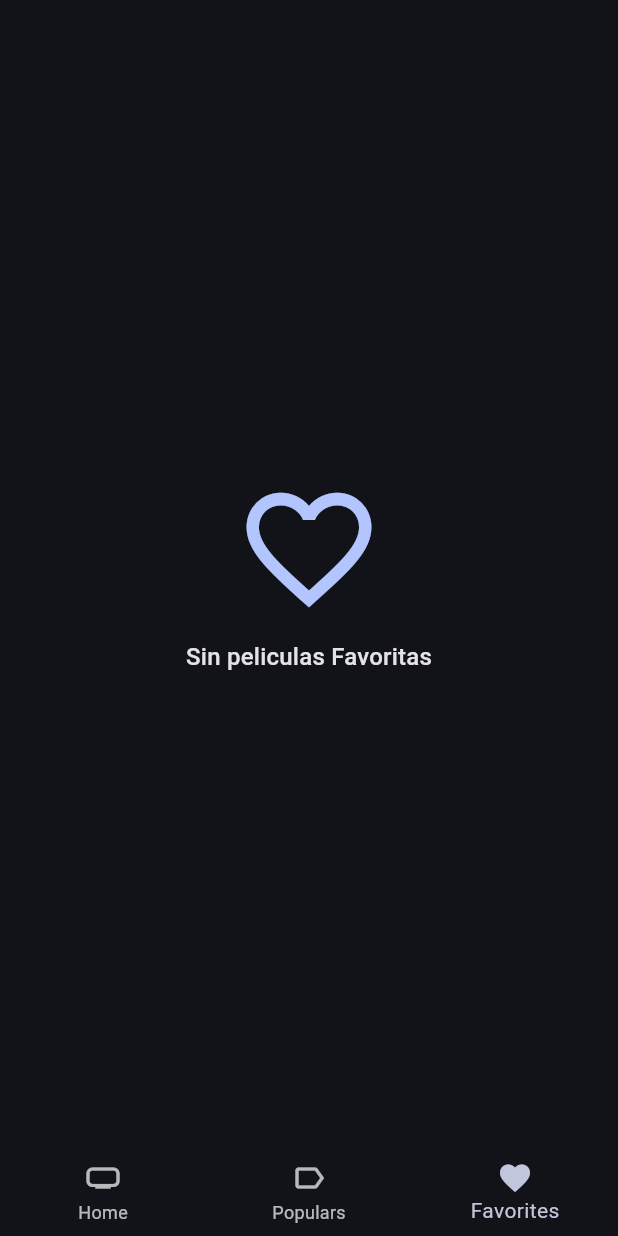
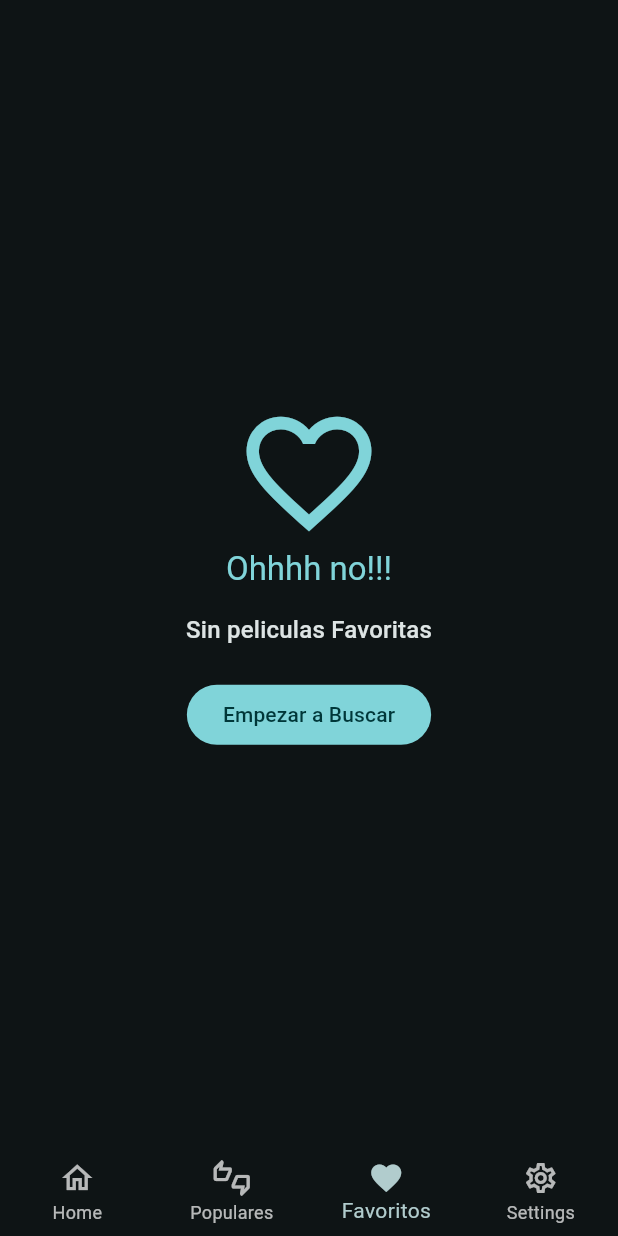
Before and after one commit to Leandrop011/Movie_DO, a Flutter app: the screen it shows after launch, item 3 of the bottom bar chosen, on a phone screen of 412 x 824 dp. Run offline on Flutter 3.47's test engine with Material 3 defaults, Android fonts, the phone set to English and light mode, and no system bars; our stand-ins replace animate_do, card_swiper, dio, drift, drift_flutter, flutter_dotenv and 3 more; accounts and stored records are empty; generated files the repository leaves out were written again; network calls fail.

Commit message:
feat: agregar vista de configuración y actualizar navegación y estilos en la aplicación

```diff
--- a/lib/config/router/app_router.dart
+++ b/lib/config/router/app_router.dart
@@ -13,7 +13,9 @@ final appRouter = GoRouter(
       builder: (context, state){
         final pageIndex = int.parse( state.pathParameters['page'] ?? 0.toString() );
 
-        if(pageIndex > 2 || pageIndex < 0){//* Validacion de que si el usuario por la web pone menor que 0 o mayor a 2 por el url, pues le redireccione al home screen-
+        //* el pageindex tanto en movil como en web se aumenta si aumentan lso elementos del bottom
+        //? PORQUE SI AHORA TENEMOS 4 ELEMENTOS(3) SI ES MAYOR TE DEVUELVE A HOMEVIEW
+        if(pageIndex > 3 || pageIndex < 0){//* Validacion de que si el usuario por la web pone menor que 0 o mayor a 2 por el url, pues le redireccione al home screen-
           return HomeScreen(pageIndex: 0);
         }
 
--- a/lib/config/theme/app_theme.dart
+++ b/lib/config/theme/app_theme.dart
@@ -10,7 +10,7 @@ class AppTheme {
 
   ThemeData getTheme() => ThemeData(
     useMaterial3: true,
-    colorSchemeSeed: const Color.fromARGB(255, 2, 69, 177),
+    colorSchemeSeed: const Color.fromARGB(255, 122, 192, 196),
 
     brightness: isdarck ?
                 Brightness.dark
--- a/lib/presentation/screens/movies/home_screen.dart
+++ b/lib/presentation/screens/movies/home_screen.dart
@@ -2,8 +2,9 @@ import 'package:flutter/material.dart';
 import 'package:animate_do/animate_do.dart';
 
 import 'package:movies_app/presentation/providers/providers.dart';
+import 'package:movies_app/presentation/views/movies_views/settings_view.dart';
 import 'package:movies_app/presentation/views/views.dart';
-import '../../views/movies_views/home_view.dart';
+//import '../../views/movies_views/home_view.dart';
 
 //todo, dotenv es para mover archivos de entorno hacia la app
 // import 'package:flutter_dotenv/flutter_dotenv.dart';
@@ -20,9 +21,10 @@ class HomeScreen extends StatelessWidget {
   });
 
   final viewRoutes = const <Widget>[
-    HomeView(),
+    HomeView(), // <---- Home
     CategoriesView(),  // <--- Categories
     FavoritesView(),  // <--- Favorites
+    SettingsView(), // <---- Settings
   ];
 
   @override
@@ -32,7 +34,7 @@ class HomeScreen extends StatelessWidget {
 
         body: IndexedStack(//! Para preservar el estado y no volver a crear el widget MUY UTIL
           index: pageIndex, //* Esto es lo que define cual mostrar con el index(es el que escoge en el children)
-          children: viewRoutes//* Todas las View
+          children: viewRoutes//* Todas las View y segun el index decide que view mostrar
         ),
 
         bottomNavigationBar: CustomBottomNavigationbar(currentIndex: pageIndex,),
--- a/lib/presentation/screens/movies/movie_screen.dart
+++ b/lib/presentation/screens/movies/movie_screen.dart
@@ -274,7 +274,7 @@ class _PreSimilarMoviesView extends ConsumerWidget {
           child: Padding(
             padding: const EdgeInsets.only(left: 10),
             child: Text(
-              'Similares',
+              'Recomendadas',
               style: textStyle.titleLarge,
             ),
           ),
--- a/lib/presentation/views/movies_views/favorites_view.dart
+++ b/lib/presentation/views/movies_views/favorites_view.dart
@@ -49,7 +49,7 @@ class FavoritesViewState extends ConsumerState<FavoritesView> {
     final myMovieList = movies.values.toList();//TRANFORMAR A LISTA LAS MOVIES QUE VIENEN COMO MAPA
     final colors = Theme.of(context).colorScheme;
     final style = Theme.of(context).textTheme;
-    final size = MediaQuery.of(context).size;
+    //final size = MediaQuery.of(context).size;
 
     if(myMovieList.isEmpty){
       return Scaffold(
@@ -58,8 +58,16 @@ class FavoritesViewState extends ConsumerState<FavoritesView> {
             mainAxisAlignment: MainAxisAlignment.center,
             children: [
               Icon(Icons.favorite_border, size: 100, color: colors.primary,),
-              SizedBox(height: 10,),
-              Text('Sin peliculas Favoritas', style: style.titleMedium,)
+              Text('Ohhhh no!!!', style: style.titleLarge!.copyWith(color: colors.primary),),
+              SizedBox(height: 15,),
+              Text('Sin peliculas Favoritas', style: style.titleMedium,),
+
+              SizedBox(height: 20,),
+
+              FilledButton(
+                onPressed: (){},
+                child: Text('Empezar a Buscar')
+              )
             ],
           ),
         ),
--- a/lib/presentation/widgets/movies/movie_horizontal_listview.dart
+++ b/lib/presentation/widgets/movies/movie_horizontal_listview.dart
@@ -168,7 +168,7 @@ class _Slide extends ConsumerWidget {
                   loadingBuilder: (context, child, loadingProgress) {
                     if (loadingProgress != null) {//todo, cuando ya es null mostrara la imagen, de lo contrario tiene algo en su sistema
                       return Padding(
-                        padding: EdgeInsetsGeometry.only(top: size.height * 0.09),
+                        padding: EdgeInsetsGeometry.only(top: size.height * 0.1, bottom: size.height * 0.1),
                         child: Center(child: LoadingAnimationWidget.hexagonDots(
                           color: isdarck ?
                           const Color.fromARGB(255, 194, 192, 192)
--- a/lib/presentation/widgets/shared/custom_bottom_navigationbar.dart
+++ b/lib/presentation/widgets/shared/custom_bottom_navigationbar.dart
@@ -17,29 +17,39 @@ class CustomBottomNavigationbar extends StatelessWidget {
 
   @override
   Widget build(BuildContext context) {
+    //final colors = Theme.of(context).colorScheme;
 
     return BottomNavigationBar(//la barra de navegar inferior
+      type: BottomNavigationBarType.fixed,//!CUANDO HAY MAS DE 3 ITEMS HAY QUE COLOCAR ESTO PARA QUE MUESTRE SU COLOR
       currentIndex: currentIndex,//todo, valor actual(segun la list de las view)
       onTap: (index) {
         onItemTapped(context, index);
       },
       elevation: 0,//todo, sin la linea de 'corte'
+      //backgroundColor: colors.primary,
       items: [//todo, requiere por lo menos 2 hijos
         BottomNavigationBarItem(//cada icono, debe tener icono y label obligado
-          icon: Icon(Icons.home_max),
+          icon: Icon(Icons.home_outlined),
           label: 'Home',
+          activeIcon: Icon(Icons.home)
         ),
 
         BottomNavigationBarItem(
-          icon: Icon(Icons.label_outline),
-          label: 'Populars',
-          activeIcon: Icon(Icons.thumb_up)
+          icon: Icon(Icons.thumbs_up_down_outlined),
+          label: 'Populares',
+          activeIcon: Icon(Icons.thumbs_up_down)
         ),
 
         BottomNavigationBarItem(
           icon: Icon(Icons.favorite_border_outlined),
-          label: 'Favorites',
+          label: 'Favoritos',
           activeIcon: Icon(Icons.favorite)
+        ),
+
+        BottomNavigationBarItem(
+          icon: Icon(Icons.settings_outlined),
+          label: 'Settings',
+          activeIcon: Icon(Icons.settings)
         ),
       ],
     );
```
Also changed, not shown: lib/main.dart (+4 -4 lines), lib/presentation/views/movies_views/settings_view.dart (added, +17 -0 lines), lib/presentation/widgets/shared/custom_appbar.dart (+13 -11 lines).
